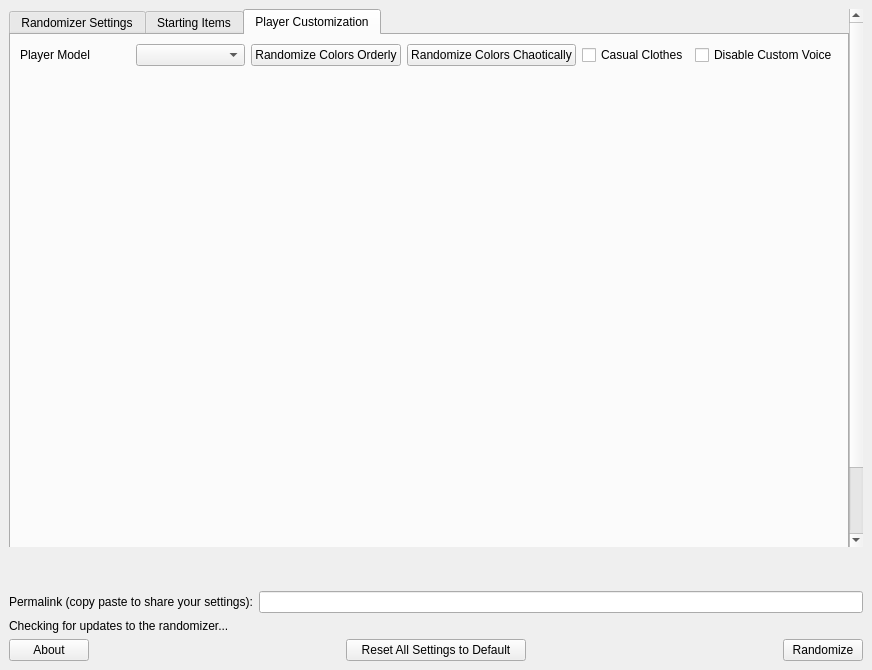
Qt form wwr_ui/randomizer_window.ui (LagoLunatic/wwrando) before a commit.
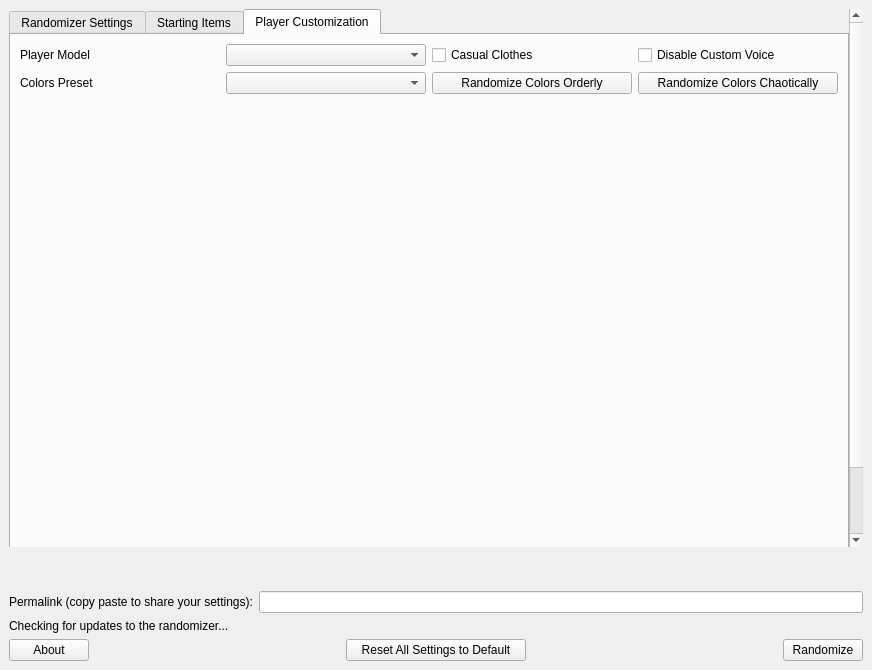
The same form after that commit. The open tabs and pages were chosen to show the change.

Commit message: Implemented player model custom color presets

```diff
--- a/wwr_ui/randomizer_window.ui
+++ b/wwr_ui/randomizer_window.ui
@@ -758,24 +758,6 @@
            <layout class="QVBoxLayout" name="verticalLayout_3">
             <item>
              <layout class="QGridLayout" name="gridLayout_5">
-              <item row="0" column="1">
-               <layout class="QHBoxLayout" name="horizontalLayout_11">
-                <item>
-                 <widget class="QPushButton" name="randomize_all_custom_colors_together">
-                  <property name="text">
-                   <string>Randomize Colors Orderly</string>
-                  </property>
-                 </widget>
-                </item>
-                <item>
-                 <widget class="QPushButton" name="randomize_all_custom_colors_separately">
-                  <property name="text">
-                   <string>Randomize Colors Chaotically</string>
-                  </property>
-                 </widget>
-                </item>
-               </layout>
-              </item>
               <item row="0" column="0">
                <layout class="QHBoxLayout" name="horizontalLayout_3">
                 <item>
@@ -790,7 +772,39 @@
                 </item>
                </layout>
               </item>
-              <item row="0" column="3">
+              <item row="1" column="0">
+               <layout class="QHBoxLayout" name="horizontalLayout_12">
+                <item>
+                 <widget class="QLabel" name="label_for_custom_colors_preset">
+                  <property name="text">
+                   <string>Colors Preset</string>
+                  </property>
+                 </widget>
+                </item>
+                <item>
+                 <widget class="QComboBox" name="custom_colors_preset"/>
+                </item>
+               </layout>
+              </item>
+              <item row="1" column="1">
+               <layout class="QHBoxLayout" name="horizontalLayout_11">
+                <item>
+                 <widget class="QPushButton" name="randomize_all_custom_colors_together">
+                  <property name="text">
+                   <string>Randomize Colors Orderly</string>
+                  </property>
+                 </widget>
+                </item>
+                <item>
+                 <widget class="QPushButton" name="randomize_all_custom_colors_separately">
+                  <property name="text">
+                   <string>Randomize Colors Chaotically</string>
+                  </property>
+                 </widget>
+                </item>
+               </layout>
+              </item>
+              <item row="0" column="1">
                <layout class="QHBoxLayout" name="horizontalLayout_7">
                 <item>
                  <widget class="QCheckBox" name="player_in_casual_clothes">
```
The commit also changes 5 other files.
